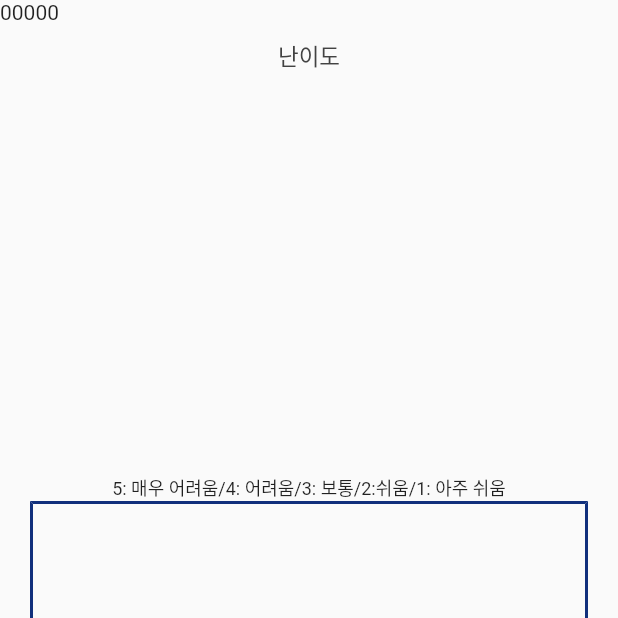
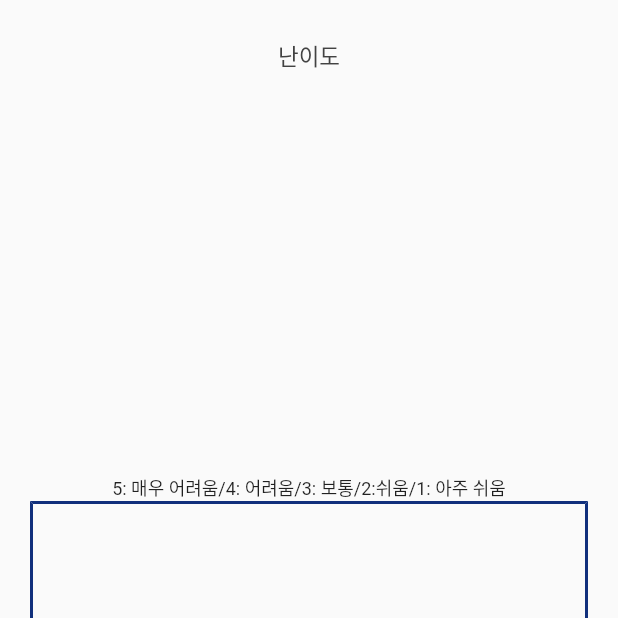
Before and after one commit to sleepisparrow/basic_project_lab7, a Flutter app: the ProfFeedbackScreen screen opened directly, on a phone screen of 412 x 824 dp, the top half of it. Run offline on Flutter 3.47's test engine with Material 2 defaults, Android fonts, the phone set to English and light mode, and no system bars; our stand-ins replace cloud_firestore, firebase_auth, firebase_core, fluttertoast, modal_progress_hud_nsn, syncfusion_flutter_charts; accounts and stored records are empty.

Commit message:
교수쪽 피드백 텍스트 제거

```diff
--- a/frame/lib/screen/professor/pro_feedback_screen.dart
+++ b/frame/lib/screen/professor/pro_feedback_screen.dart
@@ -83,12 +83,10 @@ class ProfFeedbackScreenState extends State<ProfFeedbackScreen> {
                       int docCount = snapshot.data!.count;
                       level1 = docCount;
                       num.add(level1);
-                      provider.setChoice(0, level1);
-                      return Text(
-                        docCount.toString(),
-                      );
+                      provider.setChoice(0, docCount);
                     }
-                    return CircularProgressIndicator();
+
+                    return Text('');
                   }),
               FutureBuilder<AggregateQuerySnapshot>(
                 ///난이도가 2인 사람의 수
@@ -101,12 +99,10 @@ class ProfFeedbackScreenState extends State<ProfFeedbackScreen> {
                       int docCount = snapshot.data!.count;
                       level2 = docCount;
                       num.add(level2);
-                      provider.setChoice(1, level2);
-                      return Text(
-                        docCount.toString(),
-                      );
+                      provider.setChoice(1, docCount);
                     }
-                    return CircularProgressIndicator();
+
+                    return Text('');
                   }),
               FutureBuilder<AggregateQuerySnapshot>(
                 ///난이도가 3인 사람의 수
@@ -119,12 +115,11 @@ class ProfFeedbackScreenState extends State<ProfFeedbackScreen> {
                       int docCount = snapshot.data!.count;
                       level3 = docCount;
                       num.add(level3);
-                      provider.setChoice(2, level3);
-                      return Text(
-                        docCount.toString(),
-                      );
+                      provider.setChoice(2, docCount);
+
                     }
-                    return CircularProgressIndicator();
+
+                    return Text('');
                   }),
               FutureBuilder<AggregateQuerySnapshot>(
                 ///난이도가 4인 사람의 수
@@ -137,12 +132,9 @@ class ProfFeedbackScreenState extends State<ProfFeedbackScreen> {
                       int docCount = snapshot.data!.count;
                       level4 = docCount;
                       num.add(level4);
-                      provider.setChoice(3, level4);
-                      return Text(
-                        docCount.toString(),
-                      );
+                      provider.setChoice(3, docCount);
                     }
-                    return CircularProgressIndicator();
+                    return Text('');
                   }),
               FutureBuilder<AggregateQuerySnapshot>(
                 ///난이도가 5인 사람의 수
@@ -155,12 +147,9 @@ class ProfFeedbackScreenState extends State<ProfFeedbackScreen> {
                       int docCount = snapshot.data!.count;
                       level5 = docCount;
                       num.add(level5);
-                      provider.setChoice(4, level5);
-                      return Text(
-                        docCount.toString(),
-                      );
+                      provider.setChoice(4, docCount);
                     }
-                    return CircularProgressIndicator();
+                    return Text('');
                   }),
             ],
           ),      ///난이도 수
```
